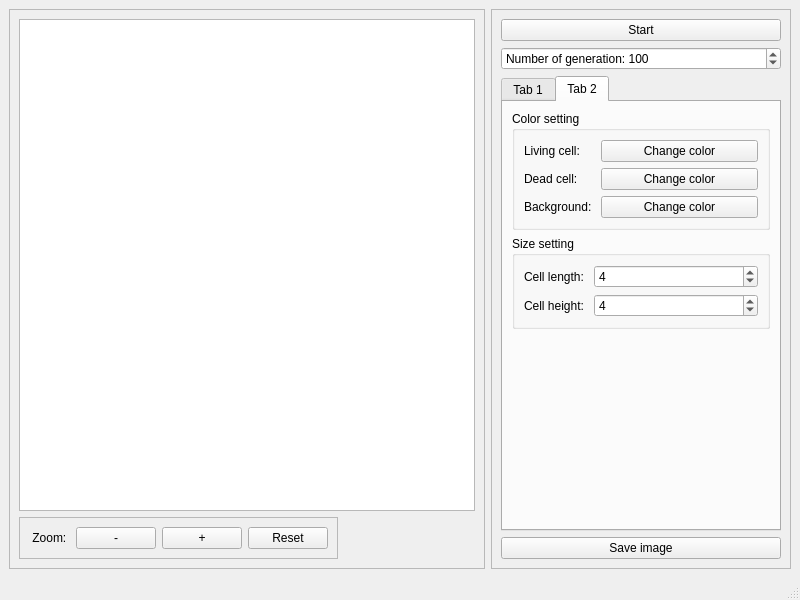
Qt form mainwindow.ui (DOCtorKamski/ElementaryCellularAutomaton) before a commit.
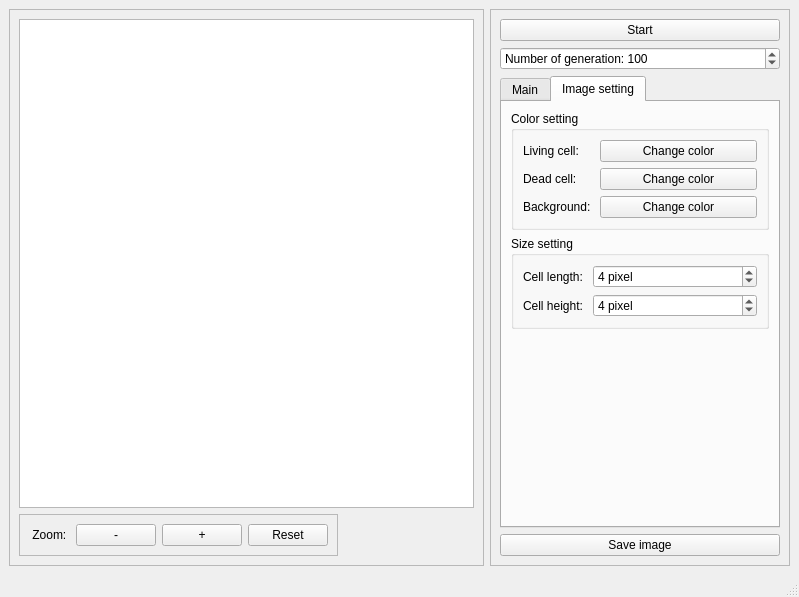
The same form after that commit. The open tabs and pages were chosen to show the change.

Commit message: now the scene size is updated based on the image size, improved ui

The edit to the form file:
```diff
--- a/mainwindow.ui
+++ b/mainwindow.ui
@@ -6,8 +6,8 @@
    <rect>
     <x>0</x>
     <y>0</y>
-    <width>800</width>
-    <height>600</height>
+    <width>799</width>
+    <height>597</height>
    </rect>
   </property>
   <property name="windowTitle">
@@ -44,6 +44,18 @@
            <verstretch>0</verstretch>
           </sizepolicy>
          </property>
+         <property name="verticalScrollBarPolicy">
+          <enum>Qt::ScrollBarAsNeeded</enum>
+         </property>
+         <property name="horizontalScrollBarPolicy">
+          <enum>Qt::ScrollBarAsNeeded</enum>
+         </property>
+         <property name="sizeAdjustPolicy">
+          <enum>QAbstractScrollArea::AdjustIgnored</enum>
+         </property>
+         <property name="dragMode">
+          <enum>QGraphicsView::ScrollHandDrag</enum>
+         </property>
         </widget>
        </item>
        <item>
@@ -155,7 +167,7 @@
            </sizepolicy>
           </property>
           <attribute name="title">
-           <string>Tab 1</string>
+           <string>Main</string>
           </attribute>
           <layout class="QVBoxLayout" name="verticalLayout_2">
            <item>
@@ -295,7 +307,7 @@
            </sizepolicy>
           </property>
           <attribute name="title">
-           <string>Tab 2</string>
+           <string>Image setting</string>
           </attribute>
           <layout class="QVBoxLayout" name="verticalLayout_6">
            <item>
@@ -388,6 +400,9 @@
               </item>
               <item row="0" column="1">
                <widget class="QSpinBox" name="spinBox_sizeCell_x">
+                <property name="suffix">
+                 <string> pixel</string>
+                </property>
                 <property name="minimum">
                  <number>1</number>
                 </property>
@@ -405,6 +420,9 @@
               </item>
               <item row="1" column="1">
                <widget class="QSpinBox" name="spinBox_sizeCell_y">
+                <property name="suffix">
+                 <string> pixel</string>
+                </property>
                 <property name="minimum">
                  <number>1</number>
                 </property>
```
Left out of the diff: 4 changed lines with no effect on the pictures. The commit also changes 1 other file.
